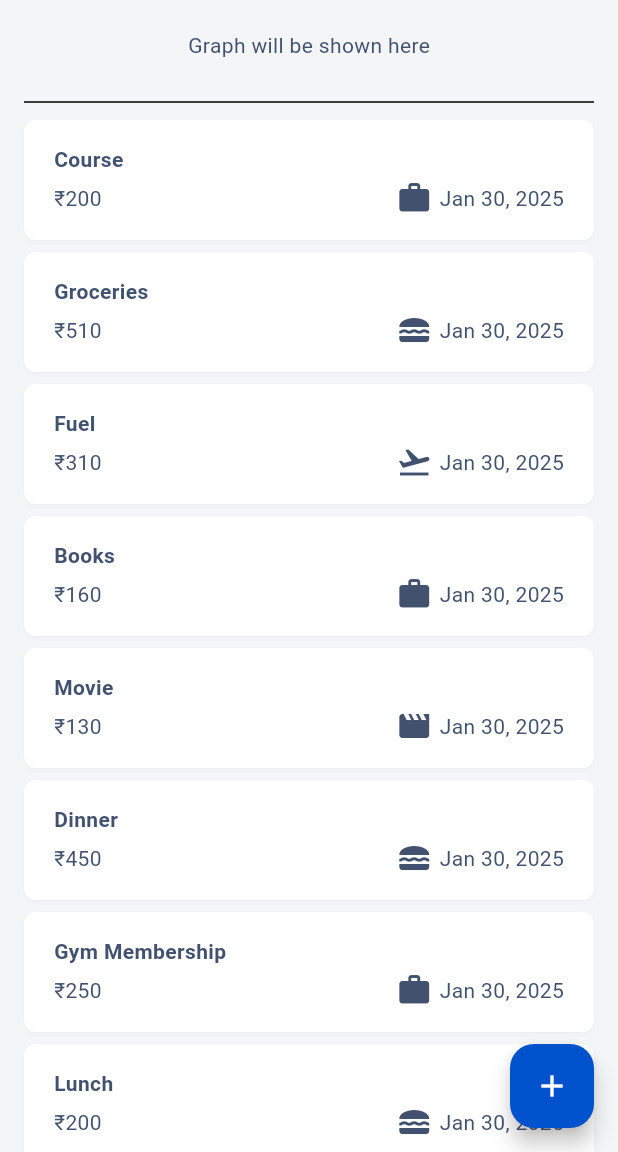
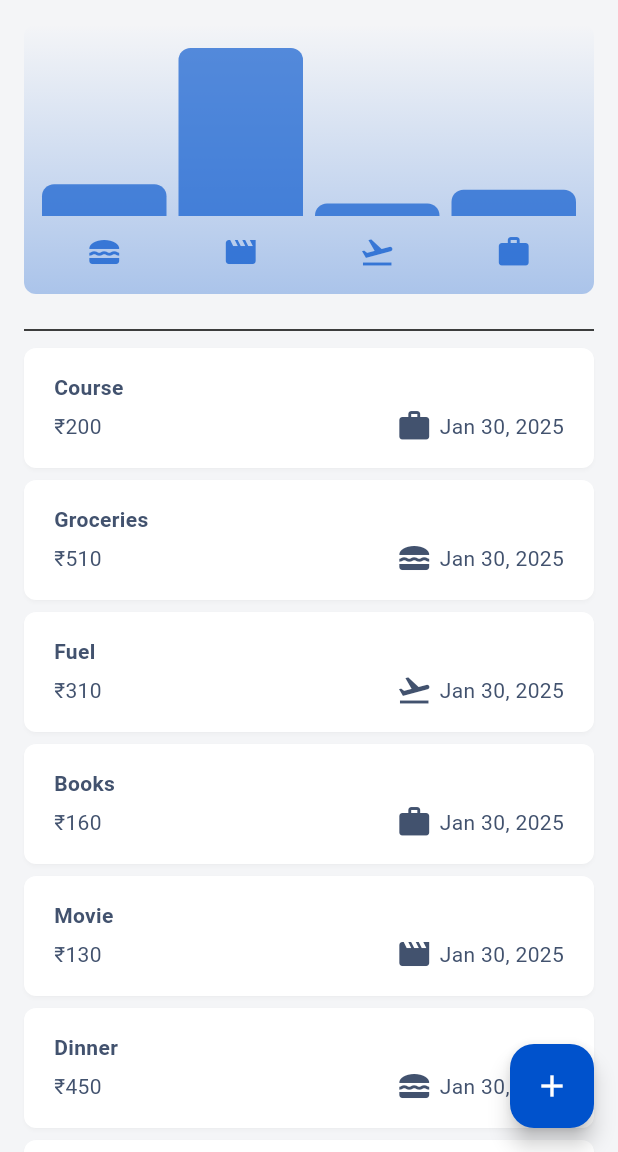
Before and after one commit to ptuxnet/Ezexpenses, a Flutter app: the screen it shows after launch, on a phone screen of 412 x 824 dp, the part 84-1236 px from its top. Run offline on Flutter 3.47's test engine with Material 3 defaults, Android fonts, the phone set to English and light mode, and no system bars; drawn by our look-alikes of flutter_slidable.

Commit message:
Add a chart and chartbar

```diff
--- a/lib/model/expense_model.dart
+++ b/lib/model/expense_model.dart
@@ -33,3 +33,28 @@ class Expense {
     return formatter.format(date);
   }
 }
+
+class ExpenseBucket {
+  final Category category;
+  final List<Expense> expenses;
+
+  const ExpenseBucket({
+    required this.category,
+    required this.expenses,
+  });
+
+  // aditional constructor Funtion
+  ExpenseBucket.forCategroy(List<Expense> allexpenses, this.category)
+      : expenses = allexpenses
+            .where((element) => element.category == category)
+            .toList();
+
+  int get totalExpenses {
+    // return expenses.fold(0, (previousValue, element) => previousValue + element.amount);
+    int sum = 0;
+    for (final expense in expenses) {
+      sum += expense.amount;
+    }
+    return sum;
+  }
+}
--- /dev/null
+++ b/lib/widget/chart/chart.dart
@@ -0,0 +1,94 @@
+import 'package:ezexpense/model/expense_model.dart';
+import 'package:ezexpense/widget/chart/chart_bar.dart';
+import 'package:flutter/material.dart';
+
+class Chart extends StatelessWidget {
+  const Chart({super.key, required this.expenses});
+
+  final List<Expense> expenses;
+
+  List<ExpenseBucket> get buckets {
+    return [
+      ExpenseBucket.forCategroy(expenses, Category.food),
+      ExpenseBucket.forCategroy(expenses, Category.leisure),
+      ExpenseBucket.forCategroy(expenses, Category.travel),
+      ExpenseBucket.forCategroy(expenses, Category.work),
+    ];
+  }
+
+  int get maxTotalExpense {
+    int maxTotalExpense = 0;
+
+    for (final bucket in buckets) {
+      if (bucket.totalExpenses > maxTotalExpense) {
+        maxTotalExpense = bucket.totalExpenses;
+      }
+    }
+
+    return maxTotalExpense;
+  }
+
+  @override
+  Widget build(BuildContext context) {
+    final isDarkMode =
+        MediaQuery.of(context).platformBrightness == Brightness.dark;
+    return Container(
+      margin: const EdgeInsets.all(16),
+      padding: const EdgeInsets.symmetric(
+        vertical: 16,
+        horizontal: 8,
+      ),
+      width: double.infinity,
+      height: 180,
+      decoration: BoxDecoration(
+        borderRadius: BorderRadius.circular(8),
+        gradient: LinearGradient(
+          colors: [
+            Theme.of(context).colorScheme.primary.withOpacity(0.3),
+            Theme.of(context).colorScheme.primary.withOpacity(0.0)
+          ],
+          begin: Alignment.bottomCenter,
+          end: Alignment.topCenter,
+        ),
+      ),
+      child: Column(
+        children: [
+          Expanded(
+            child: Row(
+              crossAxisAlignment: CrossAxisAlignment.end,
+              children: [
+                for (final bucket in buckets) // alternative to map()
+                  ChartBar(
+                    fill: bucket.totalExpenses == 0
+                        ? 0
+                        : bucket.totalExpenses / maxTotalExpense,
+                  )
+              ],
+            ),
+          ),
+          const SizedBox(height: 12),
+          Row(
+            children: buckets
+                .map(
+                  (bucket) => Expanded(
+                    child: Padding(
+                      padding: const EdgeInsets.symmetric(horizontal: 4),
+                      child: Icon(
+                        categoryIcons[bucket.category],
+                        color: isDarkMode
+                            ? Theme.of(context).colorScheme.secondary
+                            : Theme.of(context)
+                                .colorScheme
+                                .primary
+                                .withOpacity(0.7),
+                      ),
+                    ),
+                  ),
+                )
+                .toList(),
+          )
+        ],
+      ),
+    );
+  }
+}
--- /dev/null
+++ b/lib/widget/chart/chart_bar.dart
@@ -0,0 +1,34 @@
+import 'package:flutter/material.dart';
+
+class ChartBar extends StatelessWidget {
+  const ChartBar({
+    super.key,
+    required this.fill,
+  });
+
+  final double fill;
+
+  @override
+  Widget build(BuildContext context) {
+    final isDarkMode =
+        MediaQuery.of(context).platformBrightness == Brightness.dark;
+    return Expanded(
+      child: Padding(
+        padding: const EdgeInsets.symmetric(horizontal: 4),
+        child: FractionallySizedBox(
+          heightFactor: fill,
+          child: DecoratedBox(
+            decoration: BoxDecoration(
+              shape: BoxShape.rectangle,
+              borderRadius:
+                  const BorderRadius.vertical(top: Radius.circular(8)),
+              color: isDarkMode
+                  ? Theme.of(context).colorScheme.secondary
+                  : Theme.of(context).colorScheme.primary.withOpacity(0.65),
+            ),
+          ),
+        ),
+      ),
+    );
+  }
+}
--- a/lib/widget/expenses.dart
+++ b/lib/widget/expenses.dart
@@ -1,3 +1,4 @@
+import 'package:ezexpense/widget/chart/chart.dart';
 import 'package:ezexpense/widget/expenses_list.dart';
 import 'package:ezexpense/model/expense_model.dart';
 import 'package:ezexpense/widget/new_expense.dart';
@@ -145,13 +146,7 @@ class _ExpensesState extends State<Expenses> {
       body: Center(
         child: Column(
           children: [
-            const SizedBox(
-              height: 20,
-            ),
-            const Text('Graph will be shown here'),
-            const SizedBox(
-              height: 20,
-            ),
+            Chart(expenses: _registeredExpenses),
             const Padding(
               padding: EdgeInsets.symmetric(horizontal: 16.0),
               child: Divider(),
```
